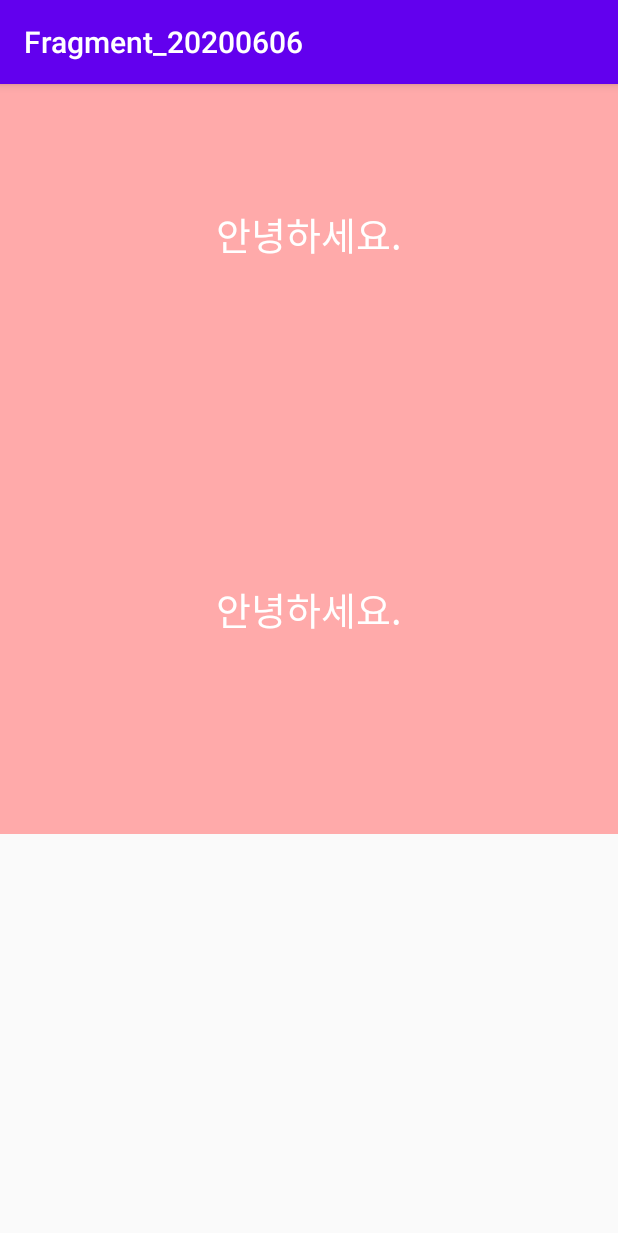
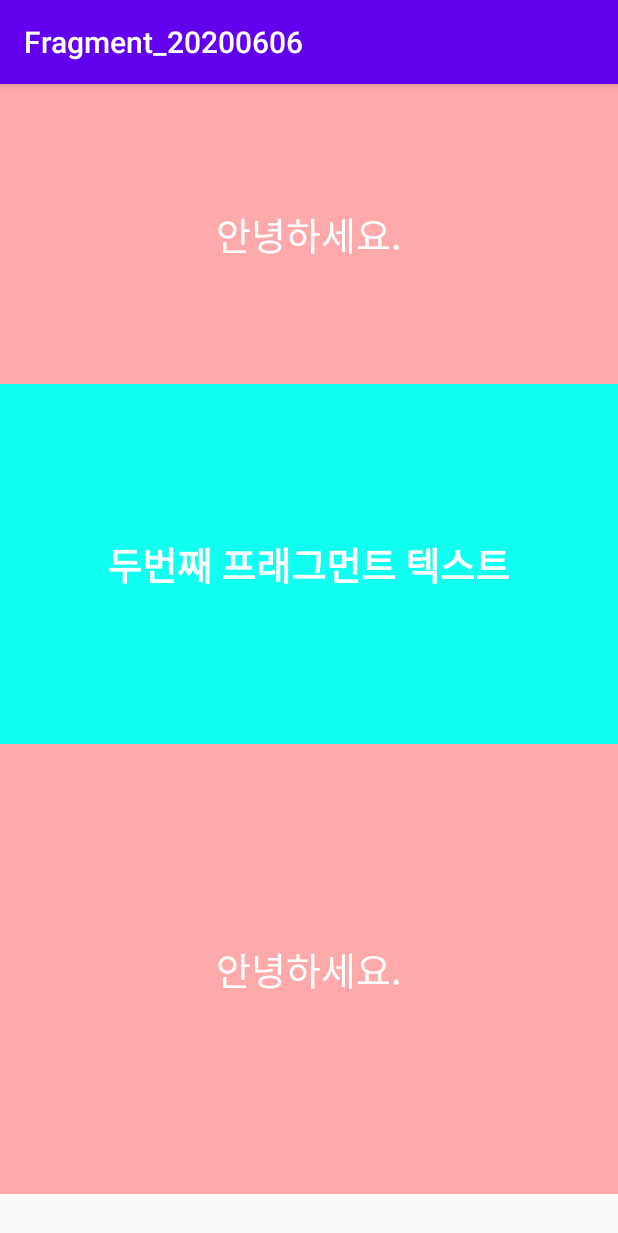
Before and after one commit to jaehwan0103/Fragment_20200606, an Android app: the screen it shows after launch (MainActivity), on a phone screen of 412 x 824 dp. Shown: the top 1233 px of the screen. Run offline under Robolectric (Android 15) with nearby library versions, the phone set to English and light mode, and no system bars.

Commit message:
세번째 프래그먼트 추가

```diff
--- /dev/null
+++ b/app/src/main/java/kr/ptus/fragment_20200606/fragment/SecondFragment.kt
@@ -0,0 +1,28 @@
+package kr.ptus.fragment_20200606.fragment
+
+import android.os.Bundle
+import android.view.LayoutInflater
+import android.view.View
+import android.view.ViewGroup
+import androidx.fragment.app.Fragment
+import kotlinx.android.synthetic.main.fragment_second.*
+import kr.ptus.fragment_20200606.R
+
+class SecondFragment : Fragment() {
+
+
+    override fun onCreateView(
+        inflater: LayoutInflater,
+        container: ViewGroup?,
+        savedInstanceState: Bundle?
+    ): View? {
+        return inflater.inflate(R.layout.fragment_second,container,false)
+    }
+
+    override fun onActivityCreated(savedInstanceState: Bundle?) {
+        super.onActivityCreated(savedInstanceState)
+
+        secondMsgTxt.text = "두번째 프래그먼트 텍스트"
+    }
+
+}
--- a/app/src/main/res/layout/activity_main.xml
+++ b/app/src/main/res/layout/activity_main.xml
@@ -7,18 +7,35 @@
     android:orientation="vertical"
     tools:context=".MainActivity">
 
-    <fragment
-        android:tag="첫프래그먼트"
+    <ScrollView
         android:layout_width="match_parent"
-        android:layout_height="200dp"
-        class="kr.ptus.fragment_20200606.fragment.FirstFragment"/>
+        android:layout_height="match_parent">
 
-    <fragment
-        android:tag="첫프래그먼트 재황용"
-        android:layout_width="match_parent"
-        android:layout_height="300dp"
-        class="kr.ptus.fragment_20200606.fragment.FirstFragment"/>
+        <LinearLayout
+            android:layout_width="match_parent"
+            android:layout_height="wrap_content"
+            android:orientation="vertical">
 
+            <fragment
+                class="kr.ptus.fragment_20200606.fragment.FirstFragment"
+                android:layout_width="match_parent"
+                android:layout_height="200dp"
+                android:tag="첫프래그먼트" />
 
+            <fragment
+                class="kr.ptus.fragment_20200606.fragment.SecondFragment"
+                android:layout_width="match_parent"
+                android:layout_height="240dp"
+                android:tag="두번째 프래그먼트" />
+
+            <fragment
+                class="kr.ptus.fragment_20200606.fragment.FirstFragment"
+                android:layout_width="match_parent"
+                android:layout_height="300dp"
+                android:tag="첫프래그먼트 재황용" />
+
+        </LinearLayout>
+
+    </ScrollView>
 
 </LinearLayout>
--- /dev/null
+++ b/app/src/main/res/layout/fragment_second.xml
@@ -0,0 +1,19 @@
+<?xml version="1.0" encoding="utf-8"?>
+<LinearLayout
+    xmlns:android="http://schemas.android.com/apk/res/android"
+    android:layout_width="match_parent"
+    android:layout_height="match_parent"
+    android:orientation="vertical"
+    android:gravity="center"
+    android:background="#0FFFF0">
+
+    <TextView
+        android:id="@+id/secondMsgTxt"
+        android:layout_width="wrap_content"
+        android:layout_height="wrap_content"
+        android:text="두번째 프래그먼트"
+        android:textSize="25sp"
+        android:textColor="#FFFFFF"
+        android:textStyle="bold"/>
+
+</LinearLayout>
```
Also changed, not shown: app/src/main/java/kr/ptus/fragment_20200606/fragment/ThirdFragment.kt (added, +28 -0 lines), app/src/main/res/layout/fragment_third.xml (added, +17 -0 lines).
